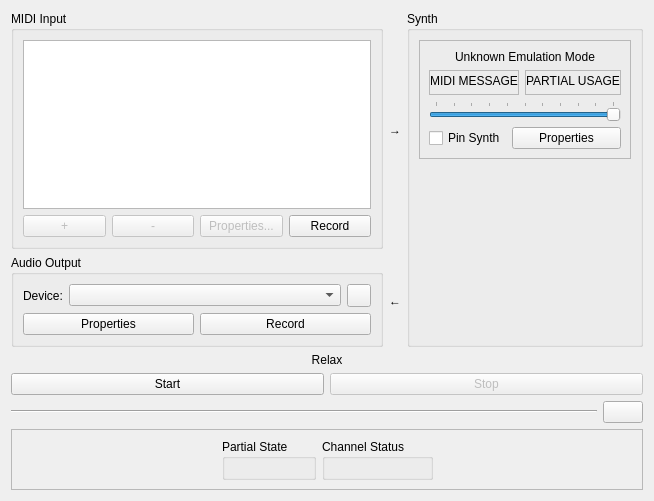
Above: mt32emu_qt/src/SynthWidget.ui from munt/munt before the change. Below: the same form after it.
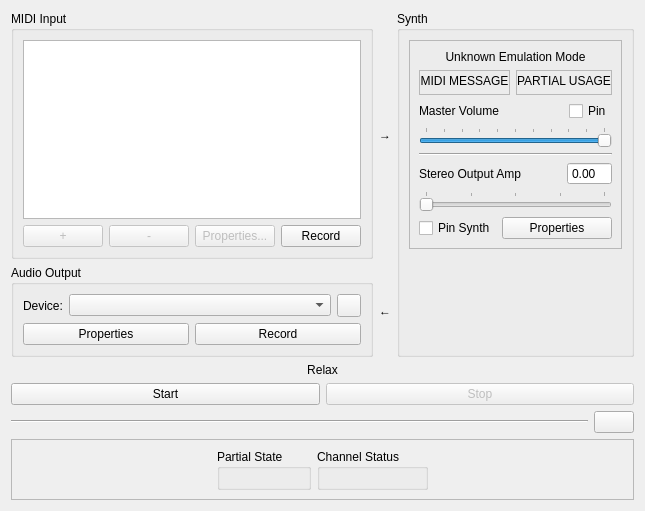
That is the form after the change. Icons and pictures are not drawn.

Commit message:
mt32emu-qt: Added Master Volume pinning (#135)
When enabled, the Master Volume can only be set manually via the UI.
SysEx messages writing to the system area will no longer have effect on it.
Also added a new "Stereo Output Amp" control located below the Master
Volume compliments it to alter both easily.

```diff
--- a/mt32emu_qt/src/SynthWidget.ui
+++ b/mt32emu_qt/src/SynthWidget.ui
@@ -6,8 +6,8 @@
    <rect>
     <x>0</x>
     <y>0</y>
-    <width>654</width>
-    <height>501</height>
+    <width>630</width>
+    <height>511</height>
    </rect>
   </property>
   <property name="sizePolicy">
@@ -272,6 +272,42 @@
              </item>
             </layout>
            </item>
+           <item>
+            <layout class="QHBoxLayout" name="horizontalLayout_7">
+             <item>
+              <widget class="QLabel" name="label_6">
+               <property name="text">
+                <string>Master Volume</string>
+               </property>
+              </widget>
+             </item>
+             <item>
+              <spacer name="horizontalSpacer_3">
+               <property name="orientation">
+                <enum>Qt::Horizontal</enum>
+               </property>
+               <property name="sizeHint" stdset="0">
+                <size>
+                 <width>40</width>
+                 <height>20</height>
+                </size>
+               </property>
+              </spacer>
+             </item>
+             <item>
+              <widget class="QCheckBox" name="pinVolumeCheckBox">
+               <property name="toolTip">
+                <string>Enables pinned mode for the Master Volume control.
+When it is ON, the Master Volume can only be set manually
+and cannot be altered via the system SysEx messages.</string>
+               </property>
+               <property name="text">
+                <string>Pin</string>
+               </property>
+              </widget>
+             </item>
+            </layout>
+           </item>
            <item>
             <widget class="QSlider" name="masterVolumeSlider">
              <property name="sizePolicy">
@@ -297,6 +333,86 @@
              </property>
             </widget>
            </item>
+           <item>
+            <widget class="Line" name="line_2">
+             <property name="orientation">
+              <enum>Qt::Horizontal</enum>
+             </property>
+            </widget>
+           </item>
+           <item>
+            <layout class="QHBoxLayout" name="horizontalLayout_8">
+             <item>
+              <widget class="QLabel" name="label_7">
+               <property name="text">
+                <string>Stereo Output Amp</string>
+               </property>
+              </widget>
+             </item>
+             <item>
+              <spacer name="horizontalSpacer_4">
+               <property name="orientation">
+                <enum>Qt::Horizontal</enum>
+               </property>
+               <property name="sizeHint" stdset="0">
+                <size>
+                 <width>40</width>
+                 <height>20</height>
+                </size>
+               </property>
+              </spacer>
+             </item>
+             <item>
+              <widget class="QDoubleSpinBox" name="stereoOutputAmpSpinBox">
+               <property name="buttonSymbols">
+                <enum>QAbstractSpinBox::NoButtons</enum>
+               </property>
+               <property name="minimum">
+                <double>-24.000000000000000</double>
+               </property>
+               <property name="maximum">
+                <double>24.000000000000000</double>
+               </property>
+               <property name="singleStep">
+                <double>1.000000000000000</double>
+               </property>
+              </widget>
+             </item>
+            </layout>
+           </item>
+           <item>
+            <widget class="QSlider" name="stereoOutputAmpSlider">
+             <property name="sizePolicy">
+              <sizepolicy hsizetype="Minimum" vsizetype="Fixed">
+               <horstretch>0</horstretch>
+               <verstretch>0</verstretch>
+              </sizepolicy>
+             </property>
+             <property name="toolTip">
+              <string>Enables setting the level of the fully mixed stereo output signal.
+This is an equivalent of the voltage-controlled amplifier available
+in new-gen hardware. However, it's (currently) settable only by
+the user and not via the Master Volume control. Together with
+the latter, it helps to avoid distortions that may occur in the synth
+when using the integer rendering engine.
+
+This control is related to the Output Gain and Reverb Output Gain.
+Its value mirrors one of those, whichever is set higher.</string>
+             </property>
+             <property name="maximum">
+              <number>400</number>
+             </property>
+             <property name="orientation">
+              <enum>Qt::Horizontal</enum>
+             </property>
+             <property name="tickPosition">
+              <enum>QSlider::TicksAbove</enum>
+             </property>
+             <property name="tickInterval">
+              <number>100</number>
+             </property>
+            </widget>
+           </item>
            <item>
             <layout class="QHBoxLayout" name="horizontalLayout_4">
              <item>
```
Left out of the diff: 9 changed lines with no effect on the pictures. The commit also changes 10 other files.
